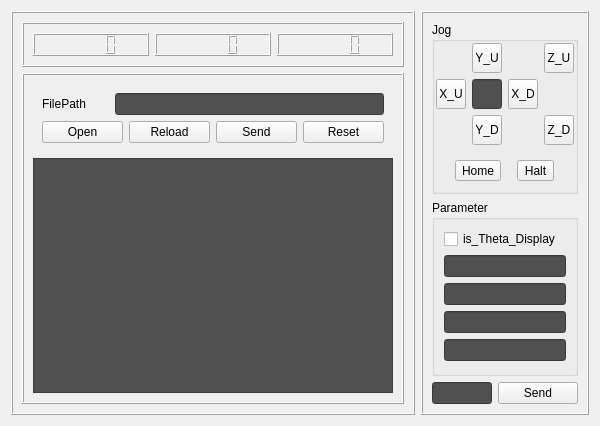
Above: EtherCAT_GUI/Qt_VS_Dock/Form_ControlTab.ui from GreatCong/GUI_EC before the change. Below: the same form after it.
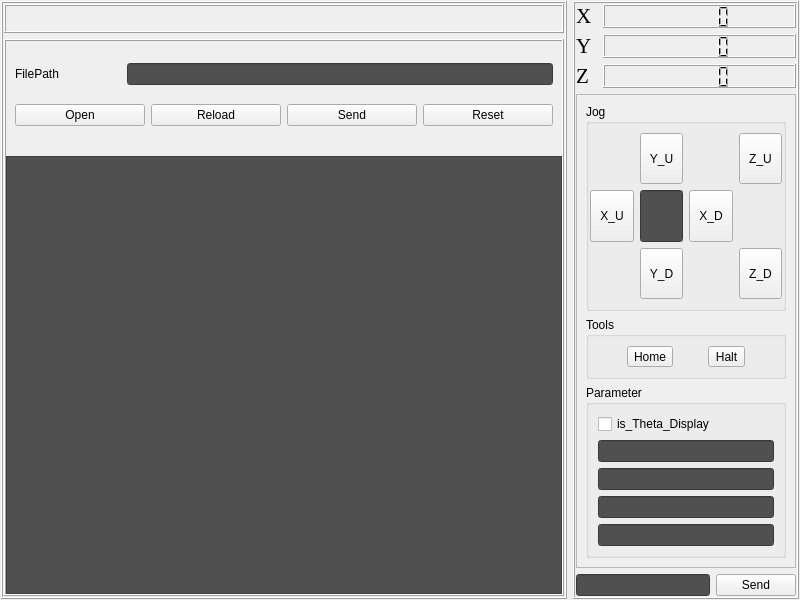
That is the form after the change. Icons and pictures are not drawn.

What changed in the file:
```diff
--- a/EtherCAT_GUI/Qt_VS_Dock/Form_ControlTab.ui
+++ b/EtherCAT_GUI/Qt_VS_Dock/Form_ControlTab.ui
@@ -6,14 +6,26 @@
    <rect>
     <x>0</x>
     <y>0</y>
-    <width>600</width>
-    <height>426</height>
+    <width>800</width>
+    <height>600</height>
    </rect>
   </property>
   <property name="windowTitle">
    <string>Form</string>
   </property>
   <layout class="QHBoxLayout" name="horizontalLayout" stretch="5,2">
+   <property name="leftMargin">
+    <number>1</number>
+   </property>
+   <property name="topMargin">
+    <number>1</number>
+   </property>
+   <property name="rightMargin">
+    <number>1</number>
+   </property>
+   <property name="bottomMargin">
+    <number>1</number>
+   </property>
    <item>
     <widget class="QFrame" name="frame_left">
      <property name="frameShape">
@@ -22,7 +34,19 @@
      <property name="frameShadow">
       <enum>QFrame::Raised</enum>
      </property>
-     <layout class="QVBoxLayout" name="verticalLayout" stretch="1,9">
+     <layout class="QVBoxLayout" name="verticalLayout" stretch="1,19">
+      <property name="leftMargin">
+       <number>1</number>
+      </property>
+      <property name="topMargin">
+       <number>1</number>
+      </property>
+      <property name="rightMargin">
+       <number>1</number>
+      </property>
+      <property name="bottomMargin">
+       <number>1</number>
+      </property>
       <item>
        <widget class="QFrame" name="frame_controlDisplay">
         <property name="frameShape">
@@ -31,17 +55,7 @@
         <property name="frameShadow">
          <enum>QFrame::Raised</enum>
         </property>
-        <layout class="QGridLayout" name="gridLayout_2">
-         <item row="0" column="0">
-          <widget class="QLCDNumber" name="lcdNumber_Axis_X"/>
-         </item>
-         <item row="0" column="1">
-          <widget class="QLCDNumber" name="lcdNumber_Axis_Y"/>
-         </item>
-         <item row="0" column="2">
-          <widget class="QLCDNumber" name="lcdNumber_Axis_Z"/>
-         </item>
-        </layout>
+        <layout class="QGridLayout" name="gridLayout_2"/>
        </widget>
       </item>
       <item>
@@ -53,6 +67,18 @@
          <enum>QFrame::Raised</enum>
         </property>
         <layout class="QVBoxLayout" name="verticalLayout_2" stretch="1,4">
+         <property name="leftMargin">
+          <number>0</number>
+         </property>
+         <property name="topMargin">
+          <number>0</number>
+         </property>
+         <property name="rightMargin">
+          <number>0</number>
+         </property>
+         <property name="bottomMargin">
+          <number>0</number>
+         </property>
          <item>
           <widget class="QWidget" name="widget" native="true">
            <layout class="QGridLayout" name="gridLayout">
@@ -130,45 +156,224 @@
      <property name="frameShadow">
       <enum>QFrame::Raised</enum>
      </property>
-     <layout class="QGridLayout" name="gridLayout_4" rowstretch="3,6,1">
-      <item row="0" column="0" colspan="2">
+     <layout class="QGridLayout" name="gridLayout_5">
+      <property name="leftMargin">
+       <number>1</number>
+      </property>
+      <property name="topMargin">
+       <number>1</number>
+      </property>
+      <property name="rightMargin">
+       <number>1</number>
+      </property>
+      <property name="bottomMargin">
+       <number>1</number>
+      </property>
+      <item row="0" column="0">
+       <widget class="QWidget" name="widget_3" native="true">
+        <layout class="QVBoxLayout" name="verticalLayout_3">
+         <property name="leftMargin">
+          <number>0</number>
+         </property>
+         <property name="topMargin">
+          <number>0</number>
+         </property>
+         <property name="rightMargin">
+          <number>0</number>
+         </property>
+         <property name="bottomMargin">
+          <number>0</number>
+         </property>
+         <item>
+          <layout class="QHBoxLayout" name="horizontalLayout_5" stretch="1,9">
+           <item>
+            <widget class="QLabel" name="label_2">
+             <property name="font">
+              <font>
+               <family>Times New Roman</family>
+               <pointsize>16</pointsize>
+              </font>
+             </property>
+             <property name="text">
+              <string>X</string>
+             </property>
+            </widget>
+           </item>
+           <item>
+            <widget class="QLCDNumber" name="lcdNumber_Axis_X"/>
+           </item>
+          </layout>
+         </item>
+         <item>
+          <layout class="QHBoxLayout" name="horizontalLayout_6" stretch="1,9">
+           <item>
+            <widget class="QLabel" name="label_3">
+             <property name="font">
+              <font>
+               <family>Times New Roman</family>
+               <pointsize>16</pointsize>
+              </font>
+             </property>
+             <property name="text">
+              <string>Y</string>
+             </property>
+            </widget>
+           </item>
+           <item>
+            <widget class="QLCDNumber" name="lcdNumber_Axis_Y"/>
+           </item>
+          </layout>
+         </item>
+         <item>
+          <layout class="QHBoxLayout" name="horizontalLayout_7" stretch="1,9">
+           <item>
+            <widget class="QLabel" name="label_4">
+             <property name="font">
+              <font>
+               <family>Times New Roman</family>
+               <pointsize>16</pointsize>
+              </font>
+             </property>
+             <property name="text">
+              <string>Z</string>
+             </property>
+            </widget>
+           </item>
+           <item>
+            <widget class="QLCDNumber" name="lcdNumber_Axis_Z"/>
+           </item>
+          </layout>
+         </item>
+        </layout>
+       </widget>
+      </item>
+      <item row="2" column="0">
+       <layout class="QHBoxLayout" name="horizontalLayout_4">
+        <item>
+         <widget class="QLineEdit" name="lineEdit_command">
+          <property name="styleSheet">
+           <string notr="true">background-color: rgb(80, 80, 80);</string>
+          </property>
+         </widget>
+        </item>
+        <item>
+         <widget class="QPushButton" name="pushButton_commendSend">
+          <property name="text">
+           <string>Send</string>
+          </property>
+         </widget>
+        </item>
+       </layout>
+      </item>
+      <item row="1" column="0">
+       <widget class="QScrollArea" name="scrollArea">
+        <property name="minimumSize">
+         <size>
+          <width>0</width>
+          <height>0</height>
+         </size>
+        </property>
+        <property name="frameShape">
+         <enum>QFrame::StyledPanel</enum>
+        </property>
+        <property name="widgetResizable">
+         <bool>true</bool>
+        </property>
+        <widget class="QWidget" name="scrollAreaWidgetContents_Jog">
+         <property name="geometry">
+          <rect>
+           <x>0</x>
+           <y>0</y>
+           <width>218</width>
+           <height>467</height>
+          </rect>
+         </property>
+         <layout class="QVBoxLayout" name="verticalLayout_4">
+          <item>
+           <widget class="QWidget" name="widget_2" native="true">
+            <layout class="QGridLayout" name="gridLayout_4">
+             <property name="leftMargin">
+              <number>0</number>
+             </property>
+             <property name="topMargin">
+              <number>0</number>
+             </property>
+             <property name="rightMargin">
+              <number>0</number>
+             </property>
+             <property name="bottomMargin">
+              <number>0</number>
+             </property>
+             <item row="3" column="1">
+              <widget class="QGroupBox" name="groupBox_Parameter">
+               <property name="title">
+                <string>Parameter</string>
+               </property>
+               <layout class="QGridLayout" name="gridLayout_7">
+                <item row="3" column="0">
+                 <widget class="QLineEdit" name="lineEdit_PosZ">
+                  <property name="styleSheet">
+                   <string notr="true">background-color: rgb(80, 80, 80);</string>
+                  </property>
+                 </widget>
+                </item>
+                <item row="4" column="0">
+                 <widget class="QLineEdit" name="lineEdit_jogSpeed">
+                  <property name="styleSheet">
+                   <string notr="true">background-color: rgb(80, 80, 80);</string>
+                  </property>
+                 </widget>
+                </item>
+                <item row="0" column="0">
+                 <widget class="QCheckBox" name="checkBox_Is_Theta_Display">
+                  <property name="text">
+                   <string>is_Theta_Display</string>
+                  </property>
+                 </widget>
+                </item>
+                <item row="2" column="0">
+                 <widget class="QLineEdit" name="lineEdit_PosY">
+                  <property name="styleSheet">
+                   <string notr="true">background-color: rgb(80, 80, 80);
+</string>
+                  </property>
+                 </widget>
+                </item>
+                <item row="1" column="0">
+                 <widget class="QLineEdit" name="lineEdit_posX">
+                  <property name="styleSheet">
+                   <string notr="true">background-color: rgb(80, 80, 80);
+</string>
+                  </property>
+                 </widget>
+                </item>
+               </layout>
+              </widget>
+             </item>
+             <item row="1" column="1">
        <widget class="QGroupBox" name="groupBox_Jog">
+               <property name="sizePolicy">
+                <sizepolicy hsizetype="Preferred" vsizetype="Preferred">
+                 <horstretch>0</horstretch>
+                 <verstretch>0</verstretch>
+                </sizepolicy>
+               </property>
         <property name="title">
          <string>Jog</string>
         </property>
-        <layout class="QGridLayout" name="gridLayout_3" rowstretch="0,0,0,0" columnstretch="0,0,0,0">
+               <layout class="QGridLayout" name="gridLayout_3" rowstretch="1,1,1" columnstretch="1,1,1,1">
          <property name="leftMargin">
           <number>1</number>
          </property>
          <property name="topMargin">
-          <number>1</number>
+                 <number>9</number>
          </property>
          <property name="rightMargin">
           <number>1</number>
          </property>
          <property name="bottomMargin">
-          <number>1</number>
-         </property>
-         <item row="3" column="0" colspan="4">
-          <widget class="QWidget" name="widget_extral" native="true">
-           <layout class="QGridLayout" name="gridLayout_6">
-            <item row="0" column="0">
-             <widget class="QToolButton" name="toolButton_jogHome">
-              <property name="text">
-               <string>Home</string>
-              </property>
-             </widget>
-            </item>
-            <item row="0" column="1">
-             <widget class="QToolButton" name="toolButton_jogHalt">
-              <property name="text">
-               <string>Halt</string>
-              </property>
-             </widget>
-            </item>
-           </layout>
-          </widget>
-         </item>
+                 <number>9</number>
+                </property>
          <item row="1" column="1">
           <widget class="QLineEdit" name="lineEdit_jogStep">
            <property name="sizePolicy">
@@ -189,6 +394,38 @@
            </property>
           </widget>
          </item>
+                <item row="0" column="1">
+                 <widget class="QToolButton" name="toolButton_jogY_positive">
+                  <property name="sizePolicy">
+                   <sizepolicy hsizetype="Preferred" vsizetype="Preferred">
+                    <horstretch>0</horstretch>
+                    <verstretch>0</verstretch>
+                   </sizepolicy>
+                  </property>
+                  <property name="minimumSize">
+                   <size>
+                    <width>30</width>
+                    <height>30</height>
+                   </size>
+                  </property>
+                  <property name="styleSheet">
+                   <string notr="true"/>
+                  </property>
+                  <property name="text">
+                   <string>Y_U</string>
+                  </property>
+                  <property name="icon">
+                   <iconset resource="res_icons.qrc">
+                    <normaloff>:/Control/Resource/Control/Dir_Up.png</normaloff>:/Control/Resource/Control/Dir_Up.png</iconset>
+                  </property>
+                  <property name="iconSize">
+                   <size>
+                    <width>100</width>
+                    <height>100</height>
+                   </size>
+                  </property>
+                 </widget>
+                </item>
          <item row="2" column="3">
           <widget class="QToolButton" name="toolButton_jogZnegtive">
            <property name="sizePolicy">
@@ -206,62 +443,15 @@
            <property name="text">
             <string>Z_D</string>
            </property>
-          </widget>
-         </item>
-         <item row="1" column="2">
-          <widget class="QToolButton" name="toolButton_jogX_negtive">
-           <property name="sizePolicy">
-            <sizepolicy hsizetype="Preferred" vsizetype="Preferred">
-             <horstretch>0</horstretch>
-             <verstretch>0</verstretch>
-            </sizepolicy>
-           </property>
-           <property name="minimumSize">
+                  <property name="icon">
+                   <iconset resource="res_icons.qrc">
+                    <normaloff>:/Control/Resource/Control/Dir_Down.png</normaloff>:/Control/Resource/Control/Dir_Down.png</iconset>
+                  </property>
+                  <property name="iconSize">
             <size>
-             <width>30</width>
-             <height>30</height>
-            </size>
-           </property>
-           <property name="text">
-            <string>X_D</string>
-           </property>
-          </widget>
-         </item>
-         <item row="0" column="3">
-          <widget class="QToolButton" name="toolButton_jogZ_positive">
-           <property name="sizePolicy">
-            <sizepolicy hsizetype="Preferred" vsizetype="Preferred">
-             <horstretch>0</horstretch>
-             <verstretch>0</verstretch>
-            </sizepolicy>
-           </property>
-           <property name="minimumSize">
-            <size>
-             <width>30</width>
-             <height>30</height>
-            </size>
-           </property>
-           <property name="text">
-            <string>Z_U</string>
-           </property>
-          </widget>
-         </item>
-         <item row="1" column="0">
-          <widget class="QToolButton" name="toolButton_jogX_positive">
-           <property name="sizePolicy">
-            <sizepolicy hsizetype="Preferred" vsizetype="Preferred">
-             <horstretch>0</horstretch>
-             <verstretch>0</verstretch>
-            </sizepolicy>
-           </property>
-           <property name="minimumSize">
-            <size>
-             <width>30</width>
-             <height>30</height>
-            </size>
-           </property>
-           <property name="text">
-            <string>X_U</string>
+                    <width>100</width>
+                    <height>100</height>
+                   </size>
            </property>
           </widget>
          </item>
@@ -278,8 +468,8 @@
            </property>
           </spacer>
          </item>
-         <item row="0" column="1">
-          <widget class="QToolButton" name="toolButton_jogY_positive">
+                <item row="0" column="3">
+                 <widget class="QToolButton" name="toolButton_jogZ_positive">
            <property name="sizePolicy">
             <sizepolicy hsizetype="Preferred" vsizetype="Preferred">
              <horstretch>0</horstretch>
@@ -293,7 +483,46 @@
             </size>
            </property>
            <property name="text">
-            <string>Y_U</string>
+                   <string>Z_U</string>
+                  </property>
+                  <property name="icon">
+                   <iconset resource="res_icons.qrc">
+                    <normaloff>:/Control/Resource/Control/Dir_Up.png</normaloff>:/Control/Resource/Control/Dir_Up.png</iconset>
+                  </property>
+                  <property name="iconSize">
+                   <size>
+                    <width>10016</width>
+                    <height>100</height>
+                   </size>
+                  </property>
+                 </widget>
+                </item>
+                <item row="1" column="0">
+                 <widget class="QToolButton" name="toolButton_jogX_positive">
+                  <property name="sizePolicy">
+                   <sizepolicy hsizetype="Preferred" vsizetype="Preferred">
+                    <horstretch>0</horstretch>
+                    <verstretch>0</verstretch>
+                   </sizepolicy>
+                  </property>
+                  <property name="minimumSize">
+                   <size>
+                    <width>30</width>
+                    <height>30</height>
+                   </size>
+                  </property>
+                  <property name="text">
+                   <string>X_U</string>
+                  </property>
+                  <property name="icon">
+                   <iconset resource="res_icons.qrc">
+                    <normaloff>:/Control/Resource/Control/Dir_Left.png</normaloff>:/Control/Resource/Control/Dir_Left.png</iconset>
+                  </property>
+                  <property name="iconSize">
+                   <size>
+                    <width>100</width>
+                    <height>100</height>
+                   </size>
            </property>
           </widget>
          </item>
@@ -314,70 +543,79 @@
            <property name="text">
             <string>Y_D</string>
            </property>
+                  <property name="icon">
+                   <iconset resource="res_icons.qrc">
+                    <normaloff>:/Control/Resource/Control/Dir_Down.png</normaloff>:/Control/Resource/Control/Dir_Down.png</iconset>
+                  </property>
+                  <property name="iconSize">
+                   <size>
+                    <width>100</width>
+                    <height>100</height>
+                   </size>
+                  </property>
+                 </widget>
+                </item>
+                <item row="1" column="2">
+                 <widget class="QToolButton" name="toolButton_jogX_negtive">
+                  <property name="sizePolicy">
+                   <sizepolicy hsizetype="Preferred" vsizetype="Preferred">
+                    <horstretch>0</horstretch>
+                    <verstretch>0</verstretch>
+                   </sizepolicy>
+                  </property>
+                  <property name="minimumSize">
+                   <size>
+                    <width>30</width>
+                    <height>30</height>
+                   </size>
+                  </property>
+                  <property name="text">
+                   <string>X_D</string>
+                  </property>
+                  <property name="icon">
+                   <iconset resource="res_icons.qrc">
+                    <normaloff>:/Control/Resource/Control/Dir_Right.png</normaloff>:/Control/Resource/Control/Dir_Right.png</iconset>
+                  </property>
+                  <property name="iconSize">
+                   <size>
+                    <width>100</width>
+                    <height>100</height>
+                   </size>
+                  </property>
           </widget>
          </item>
         </layout>
        </widget>
       </item>
-      <item row="1" column="0" colspan="2">
-       <widget class="QGroupBox" name="groupBox_Parameter">
+             <item row="2" column="1">
+              <widget class="QGroupBox" name="groupBox_Tools">
         <property name="title">
-         <string>Parameter</string>
-        </property>
-        <layout class="QGridLayout" name="gridLayout_5">
-         <item row="4" column="0">
-          <widget class="QLineEdit" name="lineEdit_jogSpeed">
-           <property name="styleSheet">
-            <string notr="true">background-color: rgb(80, 80, 80);</string>
-           </property>
-          </widget>
-         </item>
-         <item row="3" column="0">
-          <widget class="QLineEdit" name="lineEdit_PosZ">
-           <property name="styleSheet">
-            <string notr="true">background-color: rgb(80, 80, 80);</string>
-           </property>
-          </widget>
-         </item>
-         <item row="2" column="0">
-          <widget class="QLineEdit" name="lineEdit_PosY">
-           <property name="styleSheet">
-            <string notr="true">background-color: rgb(80, 80, 80);
-</string>
-           </property>
-          </widget>
-         </item>
-         <item row="1" column="0">
-          <widget class="QLineEdit" name="lineEdit_posX">
-           <property name="styleSheet">
-            <string notr="true">background-color: rgb(80, 80, 80);
-</string>
-           </property>
-          </widget>
-         </item>
+                <string>Tools</string>
+               </property>
+               <layout class="QGridLayout" name="gridLayout_6">
          <item row="0" column="0">
-          <widget class="QCheckBox" name="checkBox_Is_Theta_Display">
+                 <widget class="QToolButton" name="toolButton_jogHome">
            <property name="text">
-            <string>is_Theta_Display</string>
+                   <string>Home</string>
            </property>
           </widget>
          </item>
+                <item row="0" column="1">
+                 <widget class="QToolButton" name="toolButton_jogHalt">
+                  <property name="text">
+                   <string>Halt</string>
+                  </property>
+                 </widget>
+                </item>
         </layout>
        </widget>
       </item>
-      <item row="2" column="1">
-       <widget class="QPushButton" name="pushButton_commendSend">
-        <property name="text">
-         <string>Send</string>
-        </property>
-       </widget>
-      </item>
-      <item row="2" column="0">
-       <widget class="QLineEdit" name="lineEdit_command">
-        <property name="styleSheet">
-         <string notr="true">background-color: rgb(80, 80, 80);</string>
-        </property>
-       </widget>
+            </layout>
+           </widget>
+          </item>
+         </layout>
+        </widget>
+       </widget>
       </item>
      </layout>
     </widget>
```
Left out of the diff: 4 changed lines with no effect on the pictures. Lines whose indentation alone changed are shown as unchanged.
